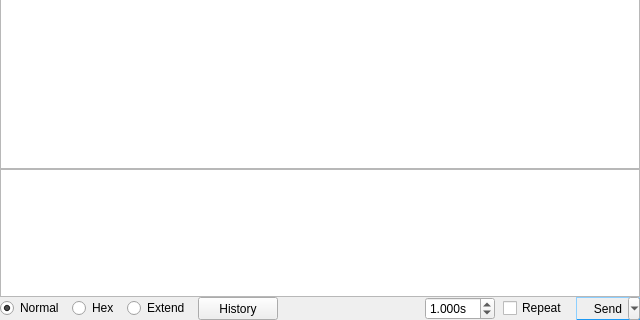
This is pqcom.ui in xiongyihui/pqcom as Qt 5 draws it before an edit; both pictures show x 0 to 640 and y 184 to 504 of the 640 by 504 pixel window. The edited form follows.
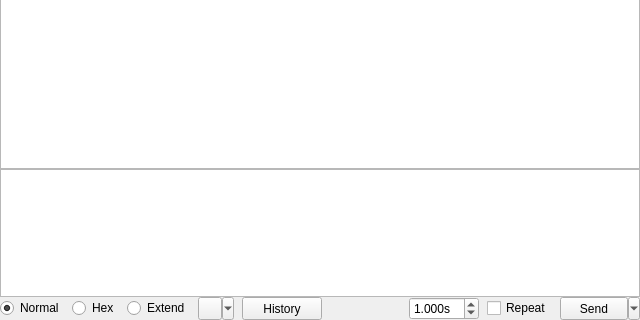
This is the edited form.

Diff of the .ui file:
```diff
--- a/pqcom.ui
+++ b/pqcom.ui
@@ -116,6 +116,28 @@
         </property>
        </widget>
       </item>
+      <item>
+       <widget class="QToolButton" name="collectButton">
+        <property name="sizePolicy">
+         <sizepolicy hsizetype="Fixed" vsizetype="Preferred">
+          <horstretch>0</horstretch>
+          <verstretch>0</verstretch>
+         </sizepolicy>
+        </property>
+        <property name="minimumSize">
+         <size>
+          <width>0</width>
+          <height>20</height>
+         </size>
+        </property>
+        <property name="text">
+         <string/>
+        </property>
+        <property name="popupMode">
+         <enum>QToolButton::MenuButtonPopup</enum>
+        </property>
+       </widget>
+      </item>
       <item>
        <widget class="QPushButton" name="historyButton">
         <property name="sizePolicy">
@@ -175,12 +197,12 @@
         </property>
         <property name="minimumSize">
          <size>
-          <width>64</width>
-          <height>20</height>
+          <width>80</width>
+          <height>0</height>
          </size>
         </property>
         <property name="styleSheet">
-         <string notr="true">border: 1px outset rgb(29, 153, 243);</string>
+         <string notr="true"/>
         </property>
         <property name="text">
          <string>Send</string>
@@ -189,10 +211,10 @@
          <enum>QToolButton::MenuButtonPopup</enum>
         </property>
         <property name="toolButtonStyle">
-         <enum>Qt::ToolButtonTextBesideIcon</enum>
+         <enum>Qt::ToolButtonIconOnly</enum>
         </property>
         <property name="autoRaise">
-         <bool>true</bool>
+         <bool>false</bool>
         </property>
        </widget>
       </item>
```
